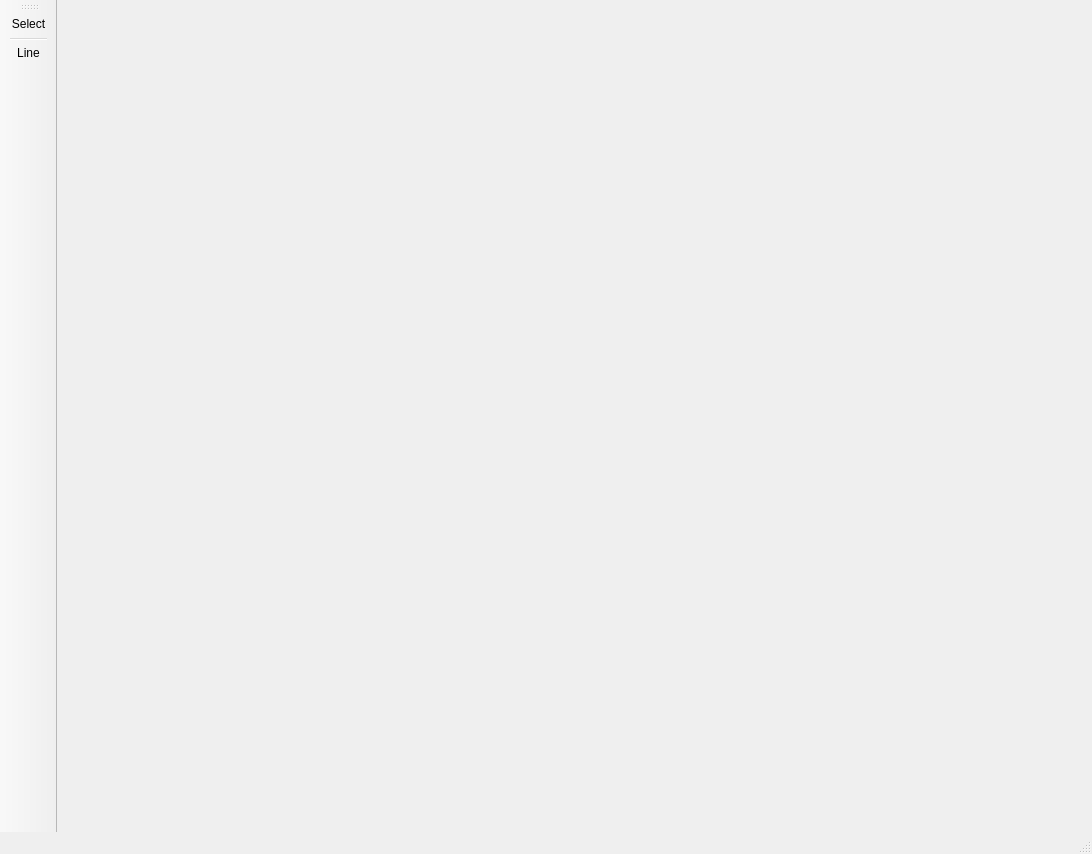
Qt form PaintTest/PaintTest.ui (PCA-NetRom/workshop-2021) before a commit.
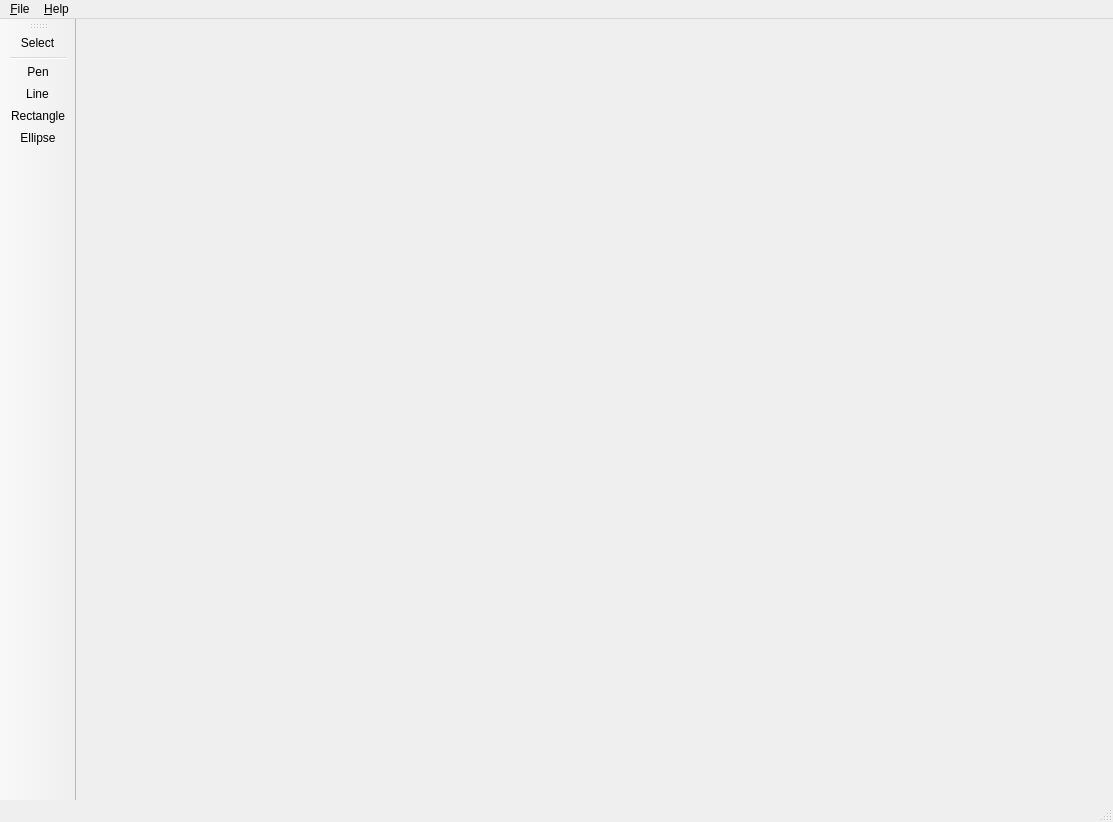
The same form after that commit. Icons and pictures are not drawn.

```diff
--- a/PaintTest/PaintTest.ui
+++ b/PaintTest/PaintTest.ui
@@ -6,8 +6,8 @@
    <rect>
     <x>0</x>
     <y>0</y>
-    <width>1092</width>
-    <height>854</height>
+    <width>1113</width>
+    <height>822</height>
    </rect>
   </property>
   <property name="windowTitle">
@@ -19,10 +19,27 @@
     <rect>
      <x>0</x>
      <y>0</y>
-     <width>1092</width>
+     <width>1113</width>
      <height>21</height>
     </rect>
    </property>
+   <widget class="QMenu" name="menuFile">
+    <property name="title">
+     <string>&amp;File</string>
+    </property>
+    <addaction name="actionNew"/>
+    <addaction name="actionOpen"/>
+    <addaction name="actionSave"/>
+    <addaction name="actionExit"/>
+   </widget>
+   <widget class="QMenu" name="menuHelp">
+    <property name="title">
+     <string>&amp;Help</string>
+    </property>
+    <addaction name="actionAbout"/>
+   </widget>
+   <addaction name="menuFile"/>
+   <addaction name="menuHelp"/>
   </widget>
   <widget class="QToolBar" name="toolBar">
    <property name="windowTitle">
@@ -36,7 +53,10 @@
    </attribute>
    <addaction name="actionSelect"/>
    <addaction name="separator"/>
+   <addaction name="actionPen"/>
    <addaction name="actionLine"/>
+   <addaction name="actionRectangle"/>
+   <addaction name="actionEllipse"/>
   </widget>
   <widget class="QStatusBar" name="statusBar"/>
   <action name="actionOpen">
@@ -79,6 +99,21 @@
     <string>Select</string>
    </property>
   </action>
+  <action name="actionPen">
+   <property name="checkable">
+    <bool>true</bool>
+   </property>
+   <property name="icon">
+    <iconset resource="painttest.qrc">
+     <normaloff>:/MainWindow/res/icons/Pen.png</normaloff>:/MainWindow/res/icons/Pen.png</iconset>
+   </property>
+   <property name="text">
+    <string>Pen</string>
+   </property>
+   <property name="toolTip">
+    <string>Pen</string>
+   </property>
+  </action>
   <action name="actionLine">
    <property name="checkable">
     <bool>true</bool>
@@ -94,6 +129,36 @@
     <string>Line</string>
    </property>
   </action>
+  <action name="actionRectangle">
+   <property name="checkable">
+    <bool>true</bool>
+   </property>
+   <property name="icon">
+    <iconset resource="painttest.qrc">
+     <normaloff>:/MainWindow/res/icons/Rectangle.png</normaloff>:/MainWindow/res/icons/Rectangle.png</iconset>
+   </property>
+   <property name="text">
+    <string>Rectangle</string>
+   </property>
+   <property name="toolTip">
+    <string>Rectangle</string>
+   </property>
+  </action>
+  <action name="actionEllipse">
+   <property name="checkable">
+    <bool>true</bool>
+   </property>
+   <property name="icon">
+    <iconset resource="painttest.qrc">
+     <normaloff>:/MainWindow/res/icons/Ellipse.png</normaloff>:/MainWindow/res/icons/Ellipse.png</iconset>
+   </property>
+   <property name="text">
+    <string>Ellipse</string>
+   </property>
+   <property name="toolTip">
+    <string>Ellipse</string>
+   </property>
+  </action>
  </widget>
  <layoutdefault spacing="6" margin="11"/>
  <resources>
```
Left out of the diff: 34 changed lines with no effect on the pictures.
